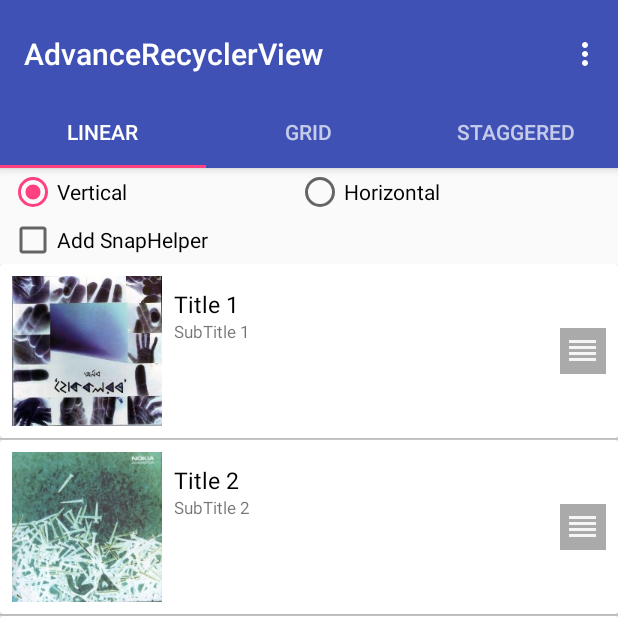
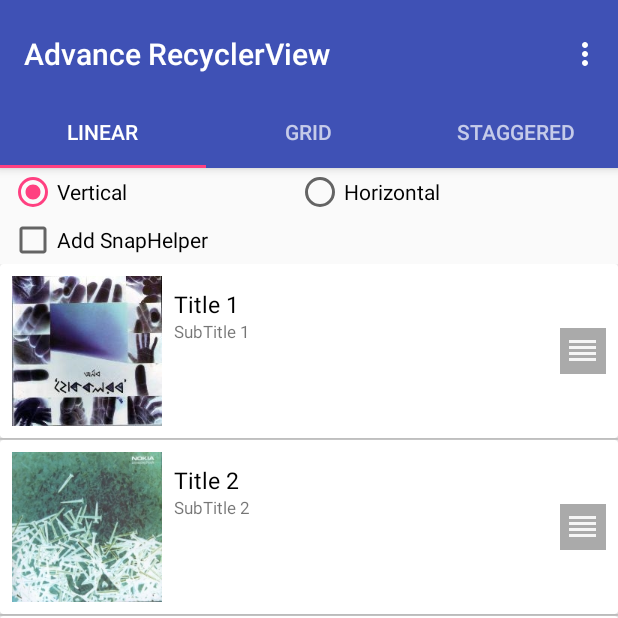
Before and after one commit to yousufshawon/AdvanceRecyclerView, an Android app: the screen it shows after launch (MainActivity), on a phone screen of 412 x 824 dp, the top half of it. Run offline under Robolectric (Android 15) with nearby library versions, the phone set to English and light mode, and no system bars; our stand-ins replace ButterKnife, Timber; libraries missing offline, so code that uses them is left out: com.dgreenhalgh.android; pictures from the network do not load; 2 statements that could not run were skipped.

```diff
--- a/app/src/main/res/layout/activity_main.xml
+++ b/app/src/main/res/layout/activity_main.xml
@@ -23,7 +23,7 @@
             android:background="?attr/colorPrimary"
             app:layout_scrollFlags="scroll|enterAlways"
             app:popupTheme="@style/AppTheme.PopupOverlay"
-            app:title="@string/app_name">
+            app:title="Advance RecyclerView">
 
         </android.support.v7.widget.Toolbar>
 
```
Also changed, not shown: 5 other files.
